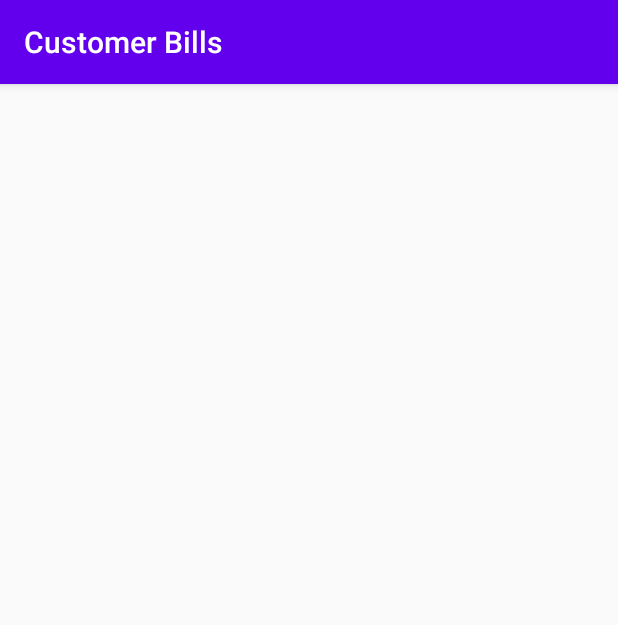
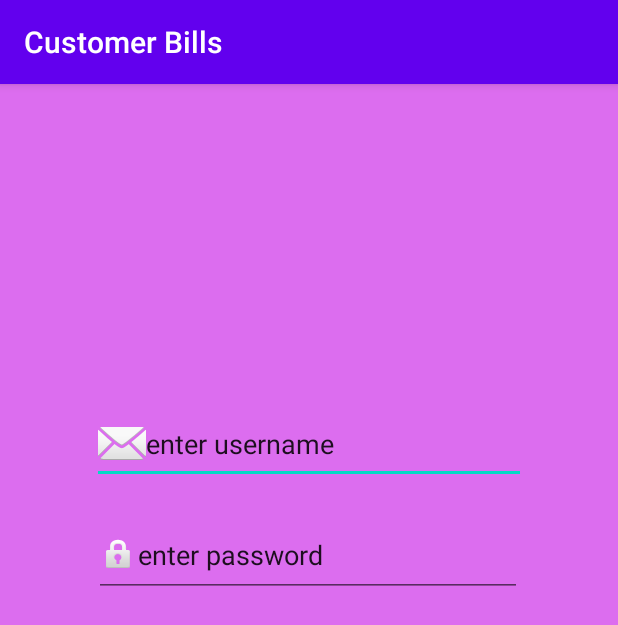
Before and after one commit to anmariyafrancis/C0775497_W2020_MAD3125_FP, an Android app: the screen it shows after launch (LoginActivity), on a phone screen of 412 x 824 dp. Shown: the top 625 px of the screen. Run offline under Robolectric (Android 15) with nearby library versions, the phone set to English and light mode, and no system bars.

Commit message:
[ANMARIYA]added editetxt for username and password in loginactivity

```diff
--- a/app/src/main/res/layout/activity_login.xml
+++ b/app/src/main/res/layout/activity_login.xml
@@ -4,6 +4,33 @@
     xmlns:tools="http://schemas.android.com/tools"
     android:layout_width="match_parent"
     android:layout_height="match_parent"
+    android:background="#DC6DEF"
     tools:context=".LoginActivity">
 
+    <EditText
+        android:id="@+id/editText"
+        android:layout_width="289dp"
+        android:layout_height="53dp"
+        android:layout_marginTop="213dp"
+        android:drawableLeft="@android:drawable/ic_dialog_email"
+        android:ems="10"
+        android:inputType="textPersonName"
+        android:text="enter username"
+        app:layout_constraintEnd_toEndOf="parent"
+        app:layout_constraintStart_toStartOf="parent"
+        app:layout_constraintTop_toTopOf="parent" />
+
+    <EditText
+        android:id="@+id/editText2"
+        android:layout_width="285dp"
+        android:layout_height="55dp"
+        android:layout_marginTop="20dp"
+        android:drawableLeft="@android:drawable/ic_lock_idle_lock"
+        android:ems="10"
+        android:inputType="textPersonName"
+        android:text="enter password"
+        app:layout_constraintEnd_toEndOf="parent"
+        app:layout_constraintHorizontal_bias="0.496"
+        app:layout_constraintStart_toStartOf="parent"
+        app:layout_constraintTop_toBottomOf="@+id/editText" />
 </androidx.constraintlayout.widget.ConstraintLayout>
```
Also changed, not shown: app/src/main/res/drawable/user.png (added).
